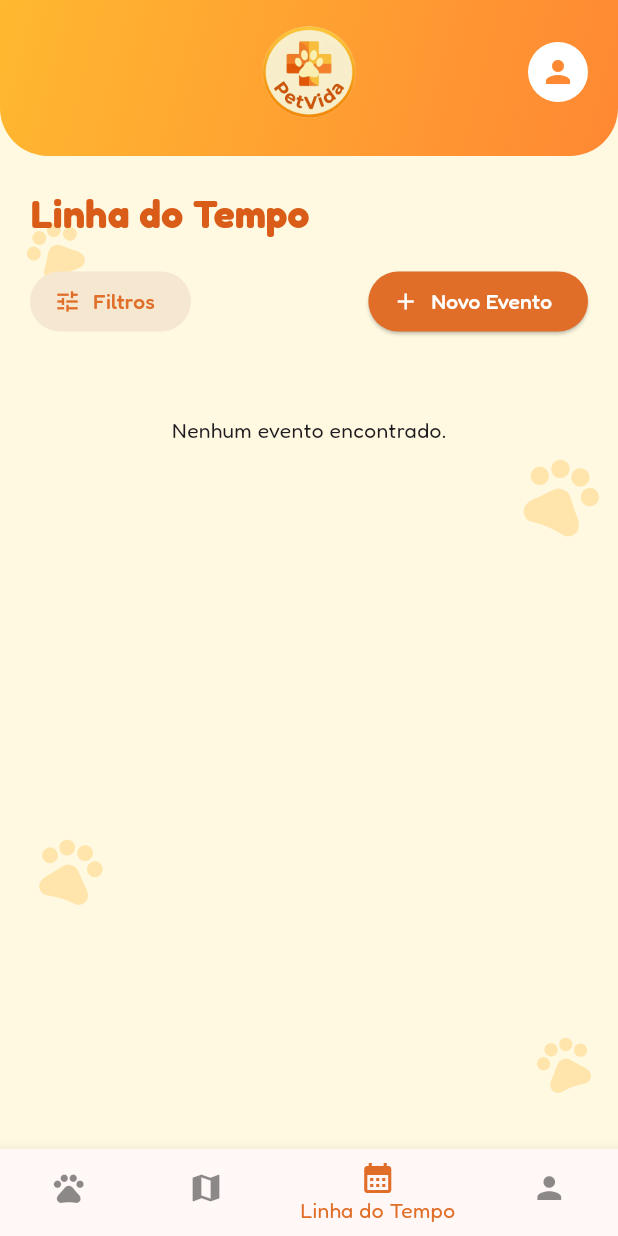
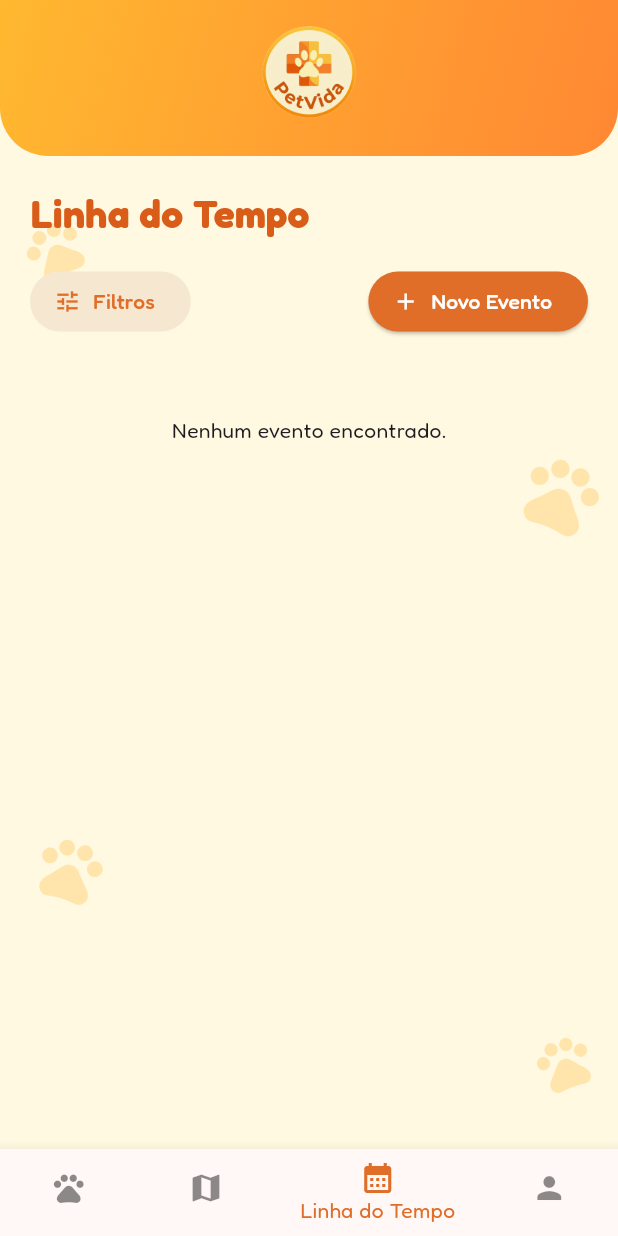
Before and after one commit to jorge159753/PetVida, a Flutter app: the HomeScreen screen opened directly, after a tap on "Linha do Tempo", on a phone screen of 412 x 824 dp. Run offline on Flutter 3.47's test engine with Material 3 defaults, Android fonts, the phone set to English and light mode, and no system bars; our stand-ins replace cloud_firestore, firebase_auth, firebase_core, flutter_map, geolocator, google_fonts and 2 more; accounts and stored records are empty.

Commit message:
Remove o ícone de perfil do topo de todas as telas
O acesso ao Perfil já existe na navegação inferior, então o avatar
clicável no canto superior direito de cada tela ficou redundante.
Remove esse ícone (e o parâmetro onPerfil não usado, quando aplicável)
de home_screen.dart, meus_pets_screen.dart, pet_profile_screen.dart
(mantendo o lápis de editar), symptom_diary_screen.dart,
timeline_screen.dart e clinics_screen.dart, ajustando o layout do
header pra manter a logo centralizada. A aba "Perfil" da navegação
inferior continua igual em todas as telas.

```diff
--- a/petvida/lib/screens/clinics_screen.dart
+++ b/petvida/lib/screens/clinics_screen.dart
@@ -386,11 +386,7 @@ class _Header extends StatelessWidget {
                 ),
               ),
               const Expanded(child: Center(child: PetVidaLogo(size: 64))),
-              const CircleAvatar(
-                radius: 18,
-                backgroundColor: Colors.white,
-                child: Icon(Icons.person, color: AppColors.laranjaSolar),
-              ),
+              const SizedBox(width: 36, height: 36),
             ],
           ),
           const SizedBox(height: 8),
--- a/petvida/lib/screens/home_screen.dart
+++ b/petvida/lib/screens/home_screen.dart
@@ -43,10 +43,7 @@ class HomeScreen extends StatelessWidget {
             child: Column(
               crossAxisAlignment: CrossAxisAlignment.start,
               children: [
-                _Header(
-                  nomeTutor: _nomeTutor,
-                  onPerfil: () => _abrirTela(context, const PerfilScreen()),
-                ),
+                _Header(nomeTutor: _nomeTutor),
                 Padding(
                   padding: const EdgeInsets.symmetric(horizontal: 20),
                   child: Column(
@@ -110,10 +107,9 @@ class HomeScreen extends StatelessWidget {
 }
 
 class _Header extends StatelessWidget {
-  const _Header({required this.nomeTutor, required this.onPerfil});
+  const _Header({required this.nomeTutor});
 
   final String nomeTutor;
-  final VoidCallback onPerfil;
 
   @override
   Widget build(BuildContext context) {
@@ -130,20 +126,7 @@ class _Header extends StatelessWidget {
           bottomRight: Radius.circular(32),
         ),
       ),
-      child: Row(
-        children: [
-          const SizedBox(width: 40, height: 40),
-          const Expanded(child: Center(child: PetVidaLogo(size: 64))),
-          GestureDetector(
-            onTap: onPerfil,
-            child: const CircleAvatar(
-              radius: 20,
-              backgroundColor: Colors.white,
-              child: Icon(Icons.person, color: AppColors.laranjaSolar),
-            ),
-          ),
-        ],
-      ),
+      child: const Center(child: PetVidaLogo(size: 64)),
     );
   }
 }
--- a/petvida/lib/screens/timeline_screen.dart
+++ b/petvida/lib/screens/timeline_screen.dart
@@ -426,17 +426,7 @@ class _Header extends StatelessWidget {
           bottomRight: Radius.circular(32),
         ),
       ),
-      child: const Row(
-        children: [
-          SizedBox(width: 40, height: 40),
-          Expanded(child: Center(child: PetVidaLogo(size: 64))),
-          CircleAvatar(
-            radius: 20,
-            backgroundColor: Colors.white,
-            child: Icon(Icons.person, color: AppColors.laranjaSolar),
-          ),
-        ],
-      ),
+      child: const Center(child: PetVidaLogo(size: 64)),
     );
   }
 }
```
Also changed, not shown: petvida/lib/screens/meus_pets_screen.dart (+1 -11 lines), petvida/lib/screens/pet_profile_screen.dart (+2 -14 lines), petvida/lib/screens/symptom_diary_screen.dart (+1 -11 lines).
